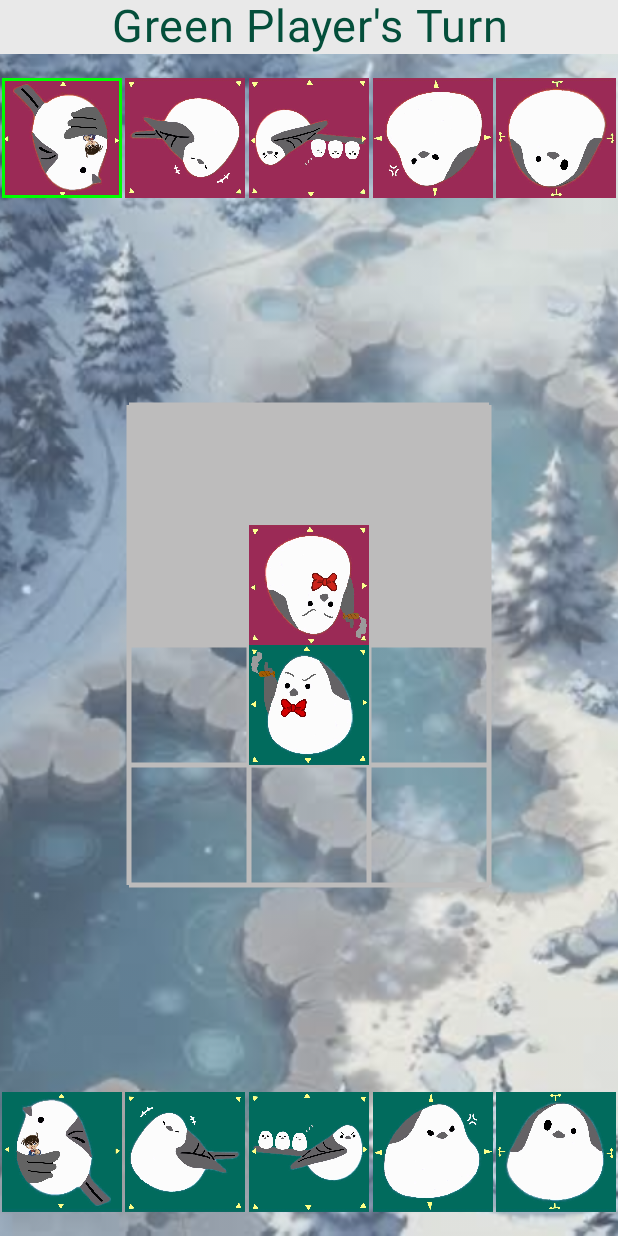
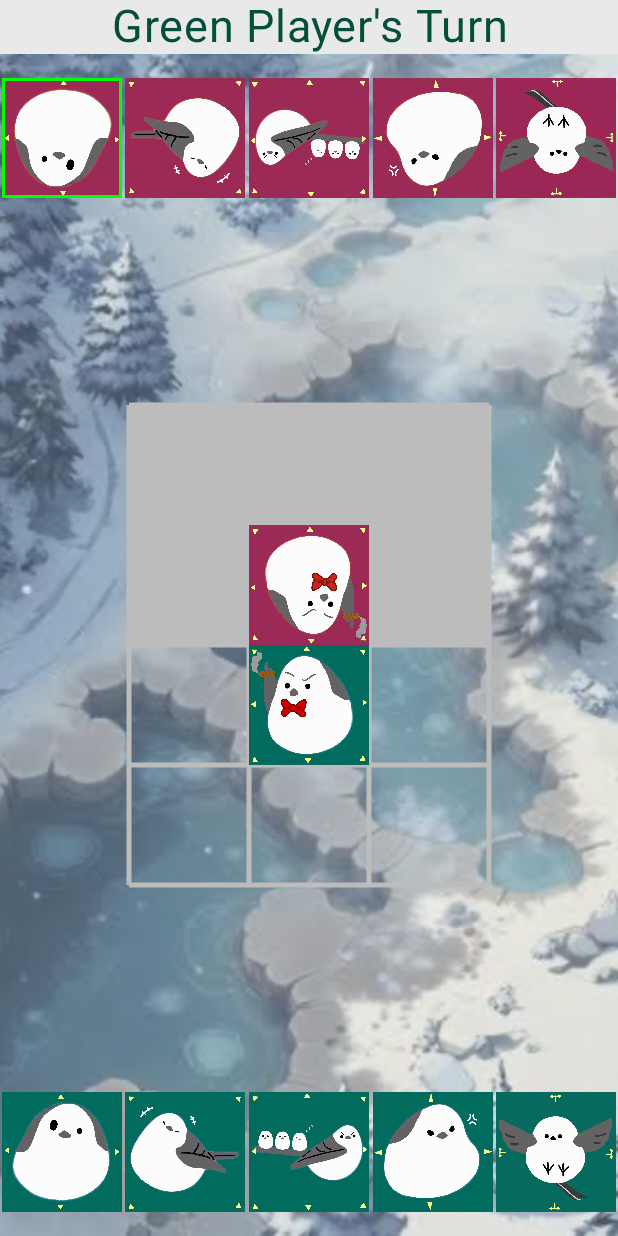
Before and after one commit to Nutthawat22/Kakaw, an Android app built with Jetpack Compose: the screen it shows after launch (MainActivity), after a tap on "REGULAR", on a phone screen of 412 x 824 dp. Run offline under Robolectric (Android 15) with nearby library versions, the phone set to English and light mode, and no system bars; 1 other tap on this screen came first.

Commit message:
change bomber and regular dove images, create StartScreen

```diff
--- a/app/src/main/java/com/example/birdgame/MainActivity.kt
+++ b/app/src/main/java/com/example/birdgame/MainActivity.kt
@@ -8,12 +8,15 @@ import androidx.compose.foundation.layout.Box
 import androidx.compose.foundation.layout.fillMaxSize
 import androidx.compose.material3.Surface
 import androidx.compose.runtime.Composable
+import androidx.compose.runtime.mutableStateOf
+import androidx.compose.runtime.remember
 import androidx.compose.ui.Modifier
 import androidx.compose.ui.graphics.Color
 import androidx.compose.ui.layout.ContentScale
 import androidx.compose.ui.res.painterResource
 import androidx.compose.ui.tooling.preview.Preview
 import com.example.birdgame.ui.theme.BirdGameTheme
+import com.example.birdgame.ui.theme.StartScreen
 
 class MainActivity : ComponentActivity() {
     override fun onCreate(savedInstanceState: Bundle?) {
@@ -25,14 +28,17 @@ class MainActivity : ComponentActivity() {
                         painter = painterResource(id = R.drawable.background2),
                         contentDescription = "App Background",
                         modifier = Modifier.fillMaxSize(),
-                        contentScale = ContentScale.Crop, // Or ContentScale.FillBounds
+                        contentScale = ContentScale.Crop,
                         alpha = 0.8f
                     )
+                    val showStartScreen = remember { mutableStateOf(true) }
 
-                    Surface(
-                        modifier = Modifier.fillMaxSize(),
-                        color = Color.Transparent
-                    ) {
+                    if (showStartScreen.value) {
+                        StartScreen(onNewGameClick = {
+                            showStartScreen.value = false
+                        })
+                    } else {
+                        Surface(modifier = Modifier.fillMaxSize(), color = Color.Transparent) {
                             KakawBoard()
                         }
                     }
@@ -40,6 +46,7 @@ class MainActivity : ComponentActivity() {
             }
         }
     }
+
     @Preview(showBackground = true)
     @Composable
     fun BirdGamePreview() {
@@ -47,3 +54,4 @@ fun BirdGamePreview() {
             KakawBoard()
         }
     }
+}
--- /dev/null
+++ b/app/src/main/java/com/example/birdgame/ui/theme/StartScreen.kt
@@ -0,0 +1,59 @@
+package com.example.birdgame.ui.theme
+
+import androidx.compose.foundation.Image
+import androidx.compose.foundation.layout.Arrangement
+import androidx.compose.foundation.layout.Column
+import androidx.compose.foundation.layout.Spacer
+import androidx.compose.foundation.layout.fillMaxSize
+import androidx.compose.foundation.layout.height
+import androidx.compose.material3.Button
+import androidx.compose.material3.Text
+import androidx.compose.runtime.Composable
+import androidx.compose.ui.Alignment
+import androidx.compose.ui.Modifier
+import androidx.compose.ui.layout.ContentScale
+import androidx.compose.ui.res.painterResource
+import androidx.compose.ui.text.font.FontWeight
+import androidx.compose.ui.unit.dp
+import androidx.compose.ui.unit.sp
+import com.example.birdgame.R
+
+@Composable
+fun StartScreen(onNewGameClick: () -> Unit) {
+    Image(
+        painter = painterResource(id = R.drawable.background2),
+        contentDescription = "App Background",
+        modifier = Modifier.fillMaxSize(),
+        contentScale = ContentScale.Crop,
+        alpha = 0.8f
+    )
+
+    Column(
+        modifier = Modifier.fillMaxSize(),
+        verticalArrangement = Arrangement.Center,
+        horizontalAlignment = Alignment.CenterHorizontally
+    ) {
+        Text(
+            text = "START",
+            fontSize = 48.sp,
+            fontWeight = FontWeight.Bold
+        )
+
+        Spacer(modifier = Modifier.height(16.dp))
+
+        Text(
+            text = "NEW GAME",
+            fontSize = 48.sp,
+            fontWeight = FontWeight.Bold
+        )
+
+        Spacer(modifier = Modifier.height(32.dp))
+
+        Button(onClick = onNewGameClick) {
+            Text(
+                text = "PLAY", fontSize = 24.sp,
+                fontWeight = FontWeight.Bold
+            )
+        }
+    }
+}
```
Also changed, not shown: app/src/main/res/drawable/bomber.jpg, app/src/main/res/drawable/bomber_red.jpg, app/src/main/res/drawable/regular.jpg, app/src/main/res/drawable/regular_red.jpg. Lines whose indentation alone changed are shown as unchanged.
